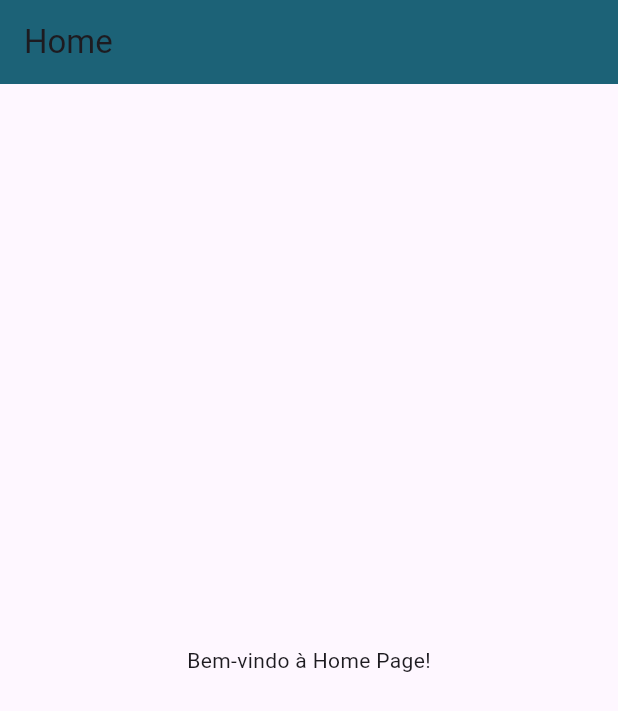
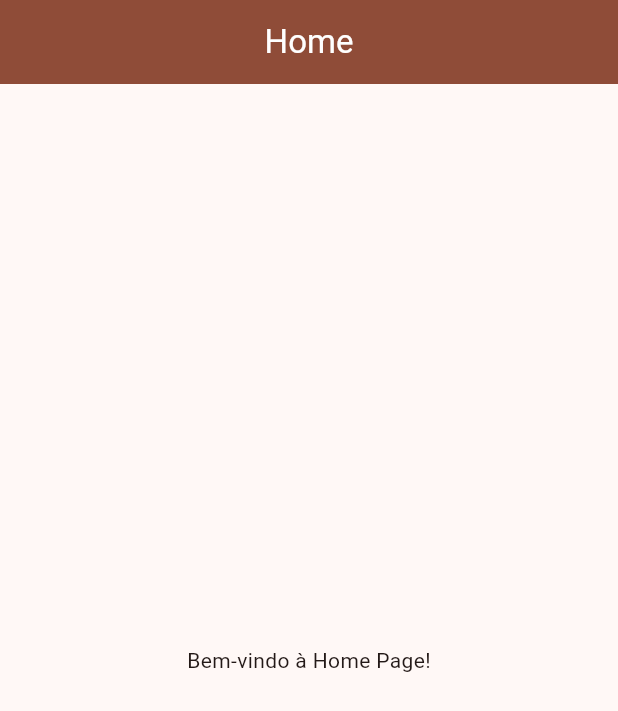
Before and after one commit to DiogoKaster/food-shop, a Flutter app: the screen it shows after launch, after a tap on "Entrar", on a phone screen of 412 x 824 dp. Shown: the top 711 px of the screen. Run offline on Flutter 3.47's test engine with Material 3 defaults, Android fonts, the phone set to English and light mode, and no system bars.

Commit message:
feat: refatoração de cores nas páginas

```diff
--- a/lib/config/app.dart
+++ b/lib/config/app.dart
@@ -1,5 +1,5 @@
 import 'package:flutter/material.dart';
-import 'package:flutter_application_2/ui/login/widgets/login_screen.dart';
+import 'package:flutter_application_2/routing/app_routes.dart';
 
 class App extends StatelessWidget {
   const App({super.key});
@@ -9,7 +9,11 @@ class App extends StatelessWidget {
     return MaterialApp(
       title: 'Restaurante',
       debugShowCheckedModeBanner: false,
-      home: LoginScreen(),
+      initialRoute: AppRoutes.login,
+      routes: AppRoutes.routes,
+      theme: ThemeData(
+        colorScheme: ColorScheme.fromSeed(seedColor: Colors.deepOrange),
+      ),
     );
   }
 }
--- /dev/null
+++ b/lib/routing/app_routes.dart
@@ -0,0 +1,16 @@
+import 'package:flutter/material.dart';
+import 'package:flutter_application_2/ui/login/widgets/login_screen.dart';
+import 'package:flutter_application_2/ui/home/widgets/home_screen.dart';
+import 'package:flutter_application_2/ui/register/widgets/register_screen.dart';
+
+class AppRoutes {
+  static const login = '/login';
+  static const register = 'register';
+  static const home = '/home';
+
+  static Map<String, WidgetBuilder> routes = {
+    login: (context) => LoginScreen(),
+    register: (context) => RegisterScreen(),
+    home: (context) => HomeScreen(),
+  };
+}
--- a/lib/ui/home/widgets/home_screen.dart
+++ b/lib/ui/home/widgets/home_screen.dart
@@ -5,10 +5,14 @@ class HomeScreen extends StatelessWidget {
 
   @override
   Widget build(BuildContext context) {
+    final colorScheme = Theme.of(context).colorScheme;
+
     return Scaffold(
       appBar: AppBar(
-        title: const Text('Home'),
-        backgroundColor: const Color.fromARGB(255, 28, 98, 119),
+        title: Text('Home'),
+        centerTitle: true,
+        backgroundColor: colorScheme.primary,
+        foregroundColor: colorScheme.onPrimary,
       ),
       body: const Center(child: Text('Bem-vindo à Home Page!')),
     );
--- a/lib/ui/login/widgets/login_screen.dart
+++ b/lib/ui/login/widgets/login_screen.dart
@@ -1,134 +1,88 @@
 import 'package:flutter/material.dart';
-import 'package:flutter_application_2/ui/register/widgets/register_screen.dart';
-import 'package:flutter_application_2/ui/home/widgets/home_screen.dart';
+import 'package:flutter_application_2/routing/app_routes.dart';
 
 class LoginScreen extends StatelessWidget {
   const LoginScreen({super.key});
 
   @override
   Widget build(BuildContext context) {
+    final colorScheme = Theme.of(context).colorScheme;
+
     return Scaffold(
-      backgroundColor: const Color.fromARGB(255, 28, 98, 119),
       body: Padding(
         padding: const EdgeInsets.all(24.0),
         child: Column(
           mainAxisAlignment: MainAxisAlignment.center,
           children: [
-            Text('Login', style: TextStyle(fontSize: 24, color: Colors.white)),
-            SizedBox(height: 40),
+            Text(
+              'Login',
+              style: Theme.of(
+                context,
+              ).textTheme.headlineMedium?.copyWith(color: colorScheme.primary),
+            ),
+            const SizedBox(height: 40),
             Align(
               alignment: Alignment.centerLeft,
               child: Text(
                 'Email',
-                style: TextStyle(color: Colors.white, fontSize: 16),
+                style: Theme.of(context).textTheme.bodyLarge,
               ),
             ),
-            SizedBox(height: 8),
+            const SizedBox(height: 8),
             TextField(
               decoration: InputDecoration(
-                filled: true,
-                fillColor: Colors.white,
-                prefixIcon: Icon(
-                  Icons.email,
-                  color: const Color.fromARGB(255, 31, 123, 139),
-                ),
+                prefixIcon: Icon(Icons.email, color: colorScheme.primary),
                 hintText: 'Digite seu E-mail',
                 border: OutlineInputBorder(
                   borderRadius: BorderRadius.circular(8),
                 ),
               ),
             ),
-            SizedBox(height: 20),
+            const SizedBox(height: 20),
             Align(
               alignment: Alignment.centerLeft,
               child: Text(
                 'Senha',
-                style: TextStyle(color: Colors.white, fontSize: 16),
+                style: Theme.of(context).textTheme.bodyLarge,
               ),
             ),
-            SizedBox(height: 8),
+            const SizedBox(height: 8),
             TextField(
               obscureText: true,
               decoration: InputDecoration(
-                filled: true,
-                fillColor: Colors.white,
-                prefixIcon: Icon(
-                  Icons.lock,
-                  color: const Color.fromARGB(255, 31, 123, 139),
-                ),
+                prefixIcon: Icon(Icons.lock, color: colorScheme.primary),
                 hintText: 'Digite sua senha',
                 border: OutlineInputBorder(
                   borderRadius: BorderRadius.circular(8),
                 ),
               ),
             ),
-            SizedBox(height: 30),
+            const SizedBox(height: 30),
             SizedBox(
               width: double.infinity,
               child: ElevatedButton(
                 onPressed: () {
-                  Navigator.pushReplacement(
-                    context,
-                    MaterialPageRoute(builder: (context) => const HomeScreen()),
-                  );
+                  Navigator.pushReplacementNamed(context, AppRoutes.home);
                 },
                 style: ElevatedButton.styleFrom(
-                  backgroundColor: Colors.white,
-                  padding: EdgeInsets.symmetric(vertical: 16),
-                  shape: RoundedRectangleBorder(
-                    borderRadius: BorderRadius.circular(8),
-                  ),
+                  backgroundColor: colorScheme.primary,
+                  foregroundColor: colorScheme.onPrimary,
+                  padding: const EdgeInsets.symmetric(vertical: 16),
                 ),
-                child: Text(
-                  'Entrar',
-                  style: TextStyle(
-                    color: const Color.fromARGB(255, 31, 123, 139),
-                  ),
-                ),
+                child: const Text('Entrar'),
               ),
             ),
-            SizedBox(height: 20),
-            /*Row(
-              mainAxisAlignment: MainAxisAlignment.spaceBetween,
-              children: [
-                TextButton(
-                  onPressed: () {},
-                  child: Text(
-                    'Criar conta',
-                    style: TextStyle(color: Colors.white),
-                  ),
-                ),
-                TextButton(
-                  onPressed: () {},
-                  child: Text(
-                    'Recuperar conta',
-                    style: TextStyle(color: Colors.white),
-                  ),
-                ),
-              ],
-            ),*/
+            const SizedBox(height: 20),
             SizedBox(
               width: double.infinity,
-              child: ElevatedButton(
+              child: OutlinedButton(
                 onPressed: () {
-                  Navigator.push(
-                    context,
-                    MaterialPageRoute(builder: (_) => RegisterScreen()),
-                  );
+                  Navigator.pushNamed(context, AppRoutes.register);
                 },
-                style: ElevatedButton.styleFrom(
-                  backgroundColor: Colors.white,
-                  padding: EdgeInsets.symmetric(vertical: 16),
-                  shape: RoundedRectangleBorder(
-                    borderRadius: BorderRadius.circular(8),
-                  ),
+                style: OutlinedButton.styleFrom(
+                  padding: const EdgeInsets.symmetric(vertical: 16),
                 ),
-                child: Text(
-                  'Criar conta',
-                  style: TextStyle(
-                    color: const Color.fromARGB(255, 31, 123, 139),
-                  ),
-                ),
+                child: const Text('Criar conta'),
               ),
             ),
           ],
```
Also changed, not shown: lib/ui/register/widgets/register_screen.dart (+39 -23 lines), lib/ui/register/widgets/address_dialog.dart (renamed from lib/dialog/endereco_dialog.dart).
